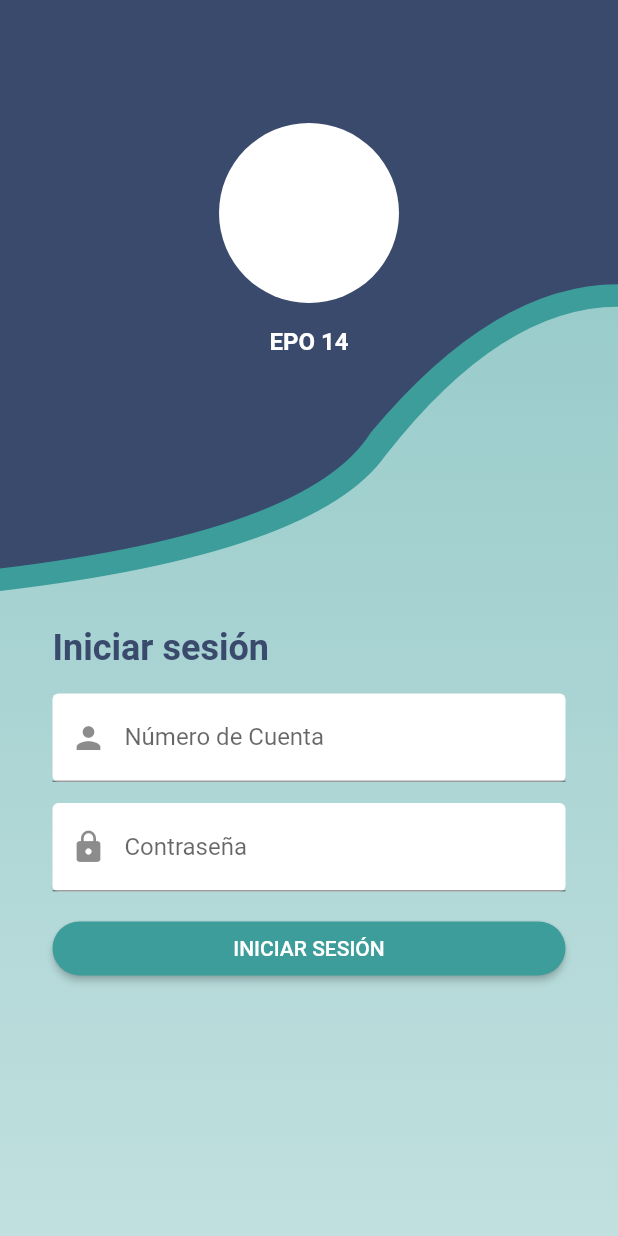
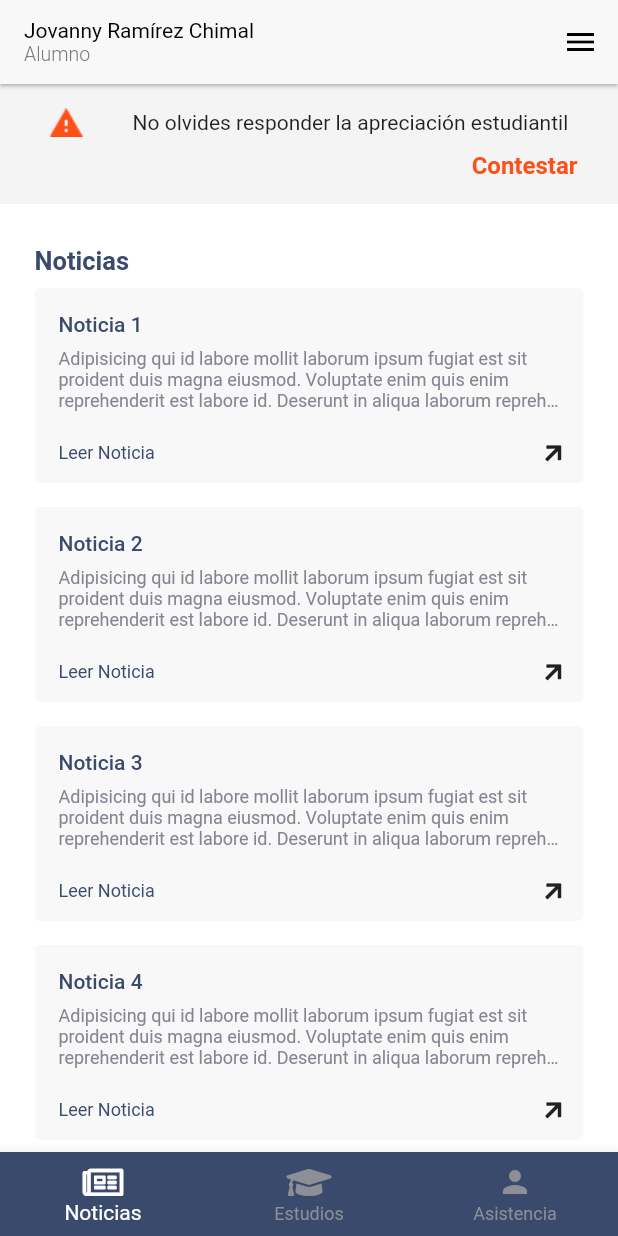
Before and after one commit to JovannyRch/control_escolar_app, a Flutter app: the screen it shows after launch, after a tap on "INICIAR SESIÓN", on a phone screen of 412 x 824 dp. Run offline on Flutter 3.47's test engine with Material 2 defaults, Android fonts, the phone set to English and light mode, and no system bars; our stand-ins replace font_awesome_flutter.

Commit message:
Noticias screen [added]

```diff
--- a/lib/const/const.dart
+++ b/lib/const/const.dart
@@ -1,4 +1,17 @@
 import 'package:flutter/material.dart';
 
-final kBlueColor = Color(0xFF394A6D);
-final kGreenColor = Color(0xFF3C9D9B);
+final kMainColor = Color(0xFF394A6D);
+final kSecondaryColor = Color(0xFF3C9D9B);
+
+final kGreyColor = Color(0xFFF8F8F8);
+final kWhiteBackgroundColor = Color(0xFFF5F5F5);
+final kDisableColor = Color(0xFF787878);
+final kDangerColor = Color(0xFFFF4F19);
+
+final kTextMainStyle = TextStyle(
+  color: kMainColor,
+);
+
+final kSecondaryTextColor = Color(0xFF868491);
+
+final double pi = 3.1415926535897932;
--- /dev/null
+++ b/lib/models/NoticiaModel.dart
@@ -0,0 +1,8 @@
+class NoticiaModel {
+  int id;
+  String title;
+  String description;
+  String content;
+
+  NoticiaModel({this.id, this.title, this.description, this.content});
+}
--- /dev/null
+++ b/lib/screens/alumno/alumno_asistencia_screen.dart
@@ -0,0 +1,18 @@
+import 'package:flutter/material.dart';
+
+class AlumnoAsistenciasScreen extends StatefulWidget {
+  AlumnoAsistenciasScreen({Key key}) : super(key: key);
+
+  @override
+  _AlumnoAsistenciasScreenState createState() =>
+      _AlumnoAsistenciasScreenState();
+}
+
+class _AlumnoAsistenciasScreenState extends State<AlumnoAsistenciasScreen> {
+  @override
+  Widget build(BuildContext context) {
+    return Center(
+      child: Text("Asistencias"),
+    );
+  }
+}
--- /dev/null
+++ b/lib/screens/alumno/alumno_estudios_screen.dart
@@ -0,0 +1,17 @@
+import 'package:flutter/material.dart';
+
+class AlumnoEstudiosScreen extends StatefulWidget {
+  AlumnoEstudiosScreen({Key key}) : super(key: key);
+
+  @override
+  _AlumnoEstudiosScreenState createState() => _AlumnoEstudiosScreenState();
+}
+
+class _AlumnoEstudiosScreenState extends State<AlumnoEstudiosScreen> {
+  @override
+  Widget build(BuildContext context) {
+    return Center(
+      child: Text("Estudios"),
+    );
+  }
+}
--- /dev/null
+++ b/lib/screens/alumno/alumno_noticias_screen.dart
@@ -0,0 +1,161 @@
+import 'dart:ui';
+
+import 'package:control_escolar/const/const.dart';
+import 'package:control_escolar/models/NoticiaModel.dart';
+import 'package:control_escolar/widgets/NoticiaWidget.dart';
+import 'package:flutter/material.dart';
+import 'package:font_awesome_flutter/font_awesome_flutter.dart';
+
+class AlumnoNoticiasScreen extends StatefulWidget {
+  AlumnoNoticiasScreen({Key key}) : super(key: key);
+
+  @override
+  _AlumnoNoticiasScreenState createState() => _AlumnoNoticiasScreenState();
+}
+
+class _AlumnoNoticiasScreenState extends State<AlumnoNoticiasScreen> {
+  @override
+  Widget build(BuildContext context) {
+    ;
+    return Column(
+      children: [
+        _bannerApreciacion(),
+        _noticiasColumn(),
+      ],
+    );
+  }
+
+  Widget _bannerApreciacion() {
+    return Container(
+      height: 80.0,
+      width: double.infinity,
+      decoration: BoxDecoration(
+        color: Color(0xFFF4F4F4),
+      ),
+      child: Column(
+        mainAxisAlignment: MainAxisAlignment.center,
+        children: [
+          Row(
+            mainAxisAlignment: MainAxisAlignment.spaceEvenly,
+            children: [
+              Image.asset('assets/images/danger.png'),
+              Text(
+                "No olvides responder la apreciación estudiantil",
+                maxLines: 2,
+                style: TextStyle(
+                  fontSize: 14.0,
+                  fontWeight: FontWeight.w400,
+                ),
+              ),
+            ],
+          ),
+          SizedBox(
+            height: 10.0,
+          ),
+          Row(
+            mainAxisAlignment: MainAxisAlignment.end,
+            children: [
+              Text(
+                "Contestar",
+                style: TextStyle(
+                  color: kDangerColor,
+                  fontSize: 16,
+                  fontWeight: FontWeight.bold,
+                ),
+              ),
+              SizedBox(
+                width: 27.0,
+              )
+            ],
+          ),
+        ],
+      ),
+    );
+  }
+
+  Widget _noticiasColumn() {
+    return Expanded(
+      child: Container(
+        padding: EdgeInsets.symmetric(
+          horizontal: 23.0,
+        ),
+        child: Column(
+          crossAxisAlignment: CrossAxisAlignment.stretch,
+          children: [
+            SizedBox(height: 28.0),
+            _title(),
+            SizedBox(height: 8.0),
+            Expanded(
+              child: Container(
+                child: SingleChildScrollView(
+                  physics: BouncingScrollPhysics(),
+                  child: Column(
+                    crossAxisAlignment: CrossAxisAlignment.stretch,
+                    children: [
+                      NoticiaWidget(
+                        noticia: NoticiaModel(
+                          id: 1,
+                          title: "Noticia 1",
+                          description:
+                              "Adipisicing qui id labore mollit laborum ipsum fugiat est sit proident duis magna eiusmod. Voluptate enim quis enim reprehenderit est labore id. Deserunt in aliqua laborum reprehenderit veniam irure magna ad. Id occaecat id anim mollit sit qui ad voluptate quis exercitation irure ullamco tempor id. Mollit sunt nulla fugiat sint aliquip consequat officia fugiat reprehenderit irure magna. Laboris laboris magna elit consectetur ea quis adipisicing anim id ex eu ad aliquip. Labore laborum aute in enim qui labore reprehenderit in nisi nisi nulla in et.",
+                          content: "",
+                        ),
+                      ),
+                      NoticiaWidget(
+                        noticia: NoticiaModel(
+                          id: 1,
+                          title: "Noticia 2",
+                          description:
+                              "Adipisicing qui id labore mollit laborum ipsum fugiat est sit proident duis magna eiusmod. Voluptate enim quis enim reprehenderit est labore id. Deserunt in aliqua laborum reprehenderit veniam irure magna ad. Id occaecat id anim mollit sit qui ad voluptate quis exercitation irure ullamco tempor id. Mollit sunt nulla fugiat sint aliquip consequat officia fugiat reprehenderit irure magna. Laboris laboris magna elit consectetur ea quis adipisicing anim id ex eu ad aliquip. Labore laborum aute in enim qui labore reprehenderit in nisi nisi nulla in et.",
+                          content: "",
+                        ),
+                      ),
+                      NoticiaWidget(
+                        noticia: NoticiaModel(
+                          id: 1,
+                          title: "Noticia 3",
+                          description:
+                              "Adipisicing qui id labore mollit laborum ipsum fugiat est sit proident duis magna eiusmod. Voluptate enim quis enim reprehenderit est labore id. Deserunt in aliqua laborum reprehenderit veniam irure magna ad. Id occaecat id anim mollit sit qui ad voluptate quis exercitation irure ullamco tempor id. Mollit sunt nulla fugiat sint aliquip consequat officia fugiat reprehenderit irure magna. Laboris laboris magna elit consectetur ea quis adipisicing anim id ex eu ad aliquip. Labore laborum aute in enim qui labore reprehenderit in nisi nisi nulla in et.",
+                          content: "",
+                        ),
+                      ),
+                      NoticiaWidget(
+                        noticia: NoticiaModel(
+                          id: 1,
+                          title: "Noticia 4",
+                          description:
+                              "Adipisicing qui id labore mollit laborum ipsum fugiat est sit proident duis magna eiusmod. Voluptate enim quis enim reprehenderit est labore id. Deserunt in aliqua laborum reprehenderit veniam irure magna ad. Id occaecat id anim mollit sit qui ad voluptate quis exercitation irure ullamco tempor id. Mollit sunt nulla fugiat sint aliquip consequat officia fugiat reprehenderit irure magna. Laboris laboris magna elit consectetur ea quis adipisicing anim id ex eu ad aliquip. Labore laborum aute in enim qui labore reprehenderit in nisi nisi nulla in et.",
+                          content: "",
+                        ),
+                      ),
+                      NoticiaWidget(
+                        noticia: NoticiaModel(
+                          id: 1,
+                          title: "Noticia 4",
+                          description:
+                              "Adipisicing qui id labore mollit laborum ipsum fugiat est sit proident duis magna eiusmod. Voluptate enim quis enim reprehenderit est labore id. Deserunt in aliqua laborum reprehenderit veniam irure magna ad. Id occaecat id anim mollit sit qui ad voluptate quis exercitation irure ullamco tempor id. Mollit sunt nulla fugiat sint aliquip consequat officia fugiat reprehenderit irure magna. Laboris laboris magna elit consectetur ea quis adipisicing anim id ex eu ad aliquip. Labore laborum aute in enim qui labore reprehenderit in nisi nisi nulla in et.",
+                          content: "",
+                        ),
+                      )
+                    ],
+                  ),
+                ),
+              ),
+            ),
+          ],
+        ),
+      ),
+    );
+  }
+
+  Widget _title() {
+    return Text(
+      "Noticias",
+      style: TextStyle(
+        color: kMainColor,
+        fontSize: 17.0,
+        fontWeight: FontWeight.bold,
+      ),
+    );
+  }
+}
--- /dev/null
+++ b/lib/screens/alumno/home_alumno_screen.dart
@@ -0,0 +1,112 @@
+import 'package:control_escolar/const/const.dart';
+import 'package:control_escolar/screens/alumno/alumno_asistencia_screen.dart';
+import 'package:control_escolar/screens/alumno/alumno_estudios_screen.dart';
+import 'package:control_escolar/screens/alumno/alumno_noticias_screen.dart';
+import 'package:control_escolar/widgets/SideMenu.dart';
+import 'package:flutter/material.dart';
+import 'package:font_awesome_flutter/font_awesome_flutter.dart';
+
+class HomeAlumnoScreen extends StatefulWidget {
+  HomeAlumnoScreen({Key key}) : super(key: key);
+
+  @override
+  _HomeAlumnoScreenState createState() => _HomeAlumnoScreenState();
+}
+
+class _HomeAlumnoScreenState extends State<HomeAlumnoScreen> {
+  int _currentIndex = 0;
+
+  @override
+  Widget build(BuildContext context) {
+    return Scaffold(
+      backgroundColor: Colors.white,
+      drawer: SideMenu(),
+      appBar: AppBar(
+        automaticallyImplyLeading: false,
+        title: _titleAppbar(),
+        backgroundColor: kGreyColor,
+        elevation: 1,
+        actions: [
+          _menuIcon(),
+        ],
+      ),
+      body: _body(),
+      bottomNavigationBar: _bottomNavigation(),
+    );
+  }
+
+  Widget _bottomNavigation() {
+    return BottomNavigationBar(
+      currentIndex: _currentIndex,
+      backgroundColor: kMainColor,
+      selectedItemColor: Colors.white,
+      unselectedItemColor: Colors.grey.withOpacity(0.82),
+      onTap: (value) {
+        setState(() {
+          _currentIndex = value;
+        });
+      },
+      items: [
+        BottomNavigationBarItem(
+            icon: FaIcon(
+              FontAwesomeIcons.newspaper,
+            ),
+            label: "Noticias"),
+        BottomNavigationBarItem(
+            icon: FaIcon(
+              FontAwesomeIcons.graduationCap,
+            ),
+            label: "Estudios",
+            backgroundColor: Colors.white),
+        BottomNavigationBarItem(
+            icon: Icon(
+              Icons.person,
+            ),
+            label: "Asistencia"),
+      ],
+    );
+  }
+
+  Widget _body() {
+    return IndexedStack(
+      index: _currentIndex,
+      children: [
+        AlumnoNoticiasScreen(),
+        AlumnoEstudiosScreen(),
+        AlumnoAsistenciasScreen(),
+      ],
+    );
+  }
+
+  Widget _menuIcon() {
+    return Container(
+      padding: EdgeInsets.only(right: 13.0),
+      child: Icon(Icons.menu, color: Colors.black),
+    );
+  }
+
+  Widget _titleAppbar() {
+    return Column(
+      mainAxisAlignment: MainAxisAlignment.start,
+      crossAxisAlignment: CrossAxisAlignment.start,
+      children: [
+        Text(
+          "Jovanny Ramírez Chimal",
+          style: TextStyle(
+            color: Colors.black,
+            fontWeight: FontWeight.w400,
+            fontSize: 14,
+          ),
+        ),
+        Text(
+          "Alumno",
+          style: TextStyle(
+            color: kDisableColor,
+            fontWeight: FontWeight.w300,
+            fontSize: 13,
+          ),
+        )
+      ],
+    );
+  }
+}
--- a/lib/screens/auth/login_screen.dart
+++ b/lib/screens/auth/login_screen.dart
@@ -1,4 +1,5 @@
 import 'package:control_escolar/const/const.dart';
+import 'package:control_escolar/screens/alumno/home_alumno_screen.dart';
 import 'package:control_escolar/screens/auth/widgets/background_widget.dart';
 import 'package:flutter/material.dart';
 
@@ -23,7 +24,6 @@ class _LoginScreenState extends State<LoginScreen> {
   Widget _scaffold() {
     return Container(
       child: SingleChildScrollView(
-        child: SafeArea(
         child: Column(
           children: [
             Stack(
@@ -33,7 +33,6 @@ class _LoginScreenState extends State<LoginScreen> {
               ],
             )
           ],
-          ),
         ),
       ),
     );
@@ -73,10 +72,15 @@ class _LoginScreenState extends State<LoginScreen> {
       width: double.infinity,
       child: RaisedButton(
         shape: RoundedRectangleBorder(
-          borderRadius: BorderRadius.circular(18.0),
+          borderRadius: BorderRadius.circular(16.0),
         ),
-        onPressed: () {},
-        color: kGreenColor,
+        onPressed: () {
+          Navigator.pushReplacement(
+            context,
+            MaterialPageRoute(builder: (context) => HomeAlumnoScreen()),
+          );
+        },
+        color: kSecondaryColor,
         textColor: Colors.white,
         child: Text("Iniciar sesión".toUpperCase(),
             style: TextStyle(fontSize: 14)),
@@ -104,7 +108,7 @@ class _LoginScreenState extends State<LoginScreen> {
     return Text(
       "Iniciar sesión",
       style: TextStyle(
-        color: kBlueColor,
+        color: kMainColor,
         fontWeight: FontWeight.w700,
         fontSize: 24.0,
       ),
--- a/lib/screens/auth/widgets/background_widget.dart
+++ b/lib/screens/auth/widgets/background_widget.dart
@@ -34,7 +34,7 @@ class BackgroundWidget extends StatelessWidget {
     return Container(
       height: _size.height,
       decoration: BoxDecoration(
-        color: kBlueColor,
+        color: kMainColor,
       ),
     );
   }
@@ -44,7 +44,7 @@ class _Curve1 extends CustomPainter {
   @override
   void paint(Canvas canvas, Size size) {
     final paint = new Paint();
-    paint.color = kGreenColor;
+    paint.color = kMainColor;
     paint.style = PaintingStyle.fill;
     paint.strokeWidth = 5;
     final path = new Path();
@@ -87,7 +87,7 @@ class _Curve2 extends CustomPainter {
         ]);
 
     final paint = new Paint()..shader = gradiants.createShader(rect);
-    paint.color = kGreenColor;
+    paint.color = kSecondaryColor;
     paint.style = PaintingStyle.fill;
     paint.strokeWidth = 5;
     final path = new Path();
--- /dev/null
+++ b/lib/screens/padre/home_padre_screen.dart
@@ -0,0 +1,15 @@
+import 'package:flutter/material.dart';
+
+class HomePadreScreen extends StatefulWidget {
+  HomePadreScreen({Key key}) : super(key: key);
+
+  @override
+  _HomePadreScreenState createState() => _HomePadreScreenState();
+}
+
+class _HomePadreScreenState extends State<HomePadreScreen> {
+  @override
+  Widget build(BuildContext context) {
+    return Scaffold();
+  }
+}
--- /dev/null
+++ b/lib/widgets/NoticiaWidget.dart
@@ -0,0 +1,85 @@
+import 'dart:ui';
+
+import 'package:control_escolar/const/const.dart';
+import 'package:control_escolar/models/NoticiaModel.dart';
+import 'package:flutter/material.dart';
+import 'package:font_awesome_flutter/font_awesome_flutter.dart';
+
+class NoticiaWidget extends StatelessWidget {
+  final NoticiaModel noticia;
+  NoticiaWidget({this.noticia});
+
+  @override
+  Widget build(BuildContext context) {
+    return Container(
+      padding: EdgeInsets.only(
+        left: 16.0,
+        right: 13.0,
+        top: 16.0,
+        bottom: 11.0,
+      ),
+      height: 130.0,
+      margin: EdgeInsets.only(bottom: 16.0),
+      decoration: BoxDecoration(
+        color: kGreyColor,
+        borderRadius: BorderRadius.circular(4.0),
+      ),
+      child: Column(
+        crossAxisAlignment: CrossAxisAlignment.start,
+        children: [
+          _title(),
+          SizedBox(height: 8.0),
+          _description(),
+          SizedBox(height: 20.0),
+          _link(),
+        ],
+      ),
+    );
+  }
+
+  Widget _title() {
+    return Text(
+      this.noticia.title,
+      style: TextStyle(
+        color: kMainColor,
+        fontSize: 14.0,
+        fontWeight: FontWeight.w500,
+      ),
+    );
+  }
+
+  Widget _description() {
+    return Container(
+      child: Text(
+        noticia.description,
+        overflow: TextOverflow.ellipsis,
+        style: TextStyle(
+          fontSize: 12.0,
+          color: kSecondaryTextColor,
+        ),
+        maxLines: 3,
+      ),
+    );
+  }
+
+  Widget _link() {
+    return Row(
+      mainAxisAlignment: MainAxisAlignment.spaceBetween,
+      children: [
+        Text(
+          "Leer Noticia",
+          style: TextStyle(
+            fontSize: 12.0,
+            color: kMainColor,
+          ),
+        ),
+        Transform.rotate(
+            angle: (pi) * 1.75,
+            child: FaIcon(
+              FontAwesomeIcons.arrowRight,
+              size: 16.0,
+            )),
+      ],
+    );
+  }
+}
--- /dev/null
+++ b/lib/widgets/SideMenu.dart
@@ -0,0 +1,17 @@
+import 'package:flutter/material.dart';
+
+class SideMenu extends StatefulWidget {
+  SideMenu({Key key}) : super(key: key);
+
+  @override
+  _SideMenuState createState() => _SideMenuState();
+}
+
+class _SideMenuState extends State<SideMenu> {
+  @override
+  Widget build(BuildContext context) {
+    return Container(
+      child: Text("Side menu"),
+    );
+  }
+}
```
Also changed, not shown: pubspec.yaml (+4 -6 lines), assets/images/danger.png (added), pubspec.lock. Lines whose indentation alone changed are shown as unchanged.
